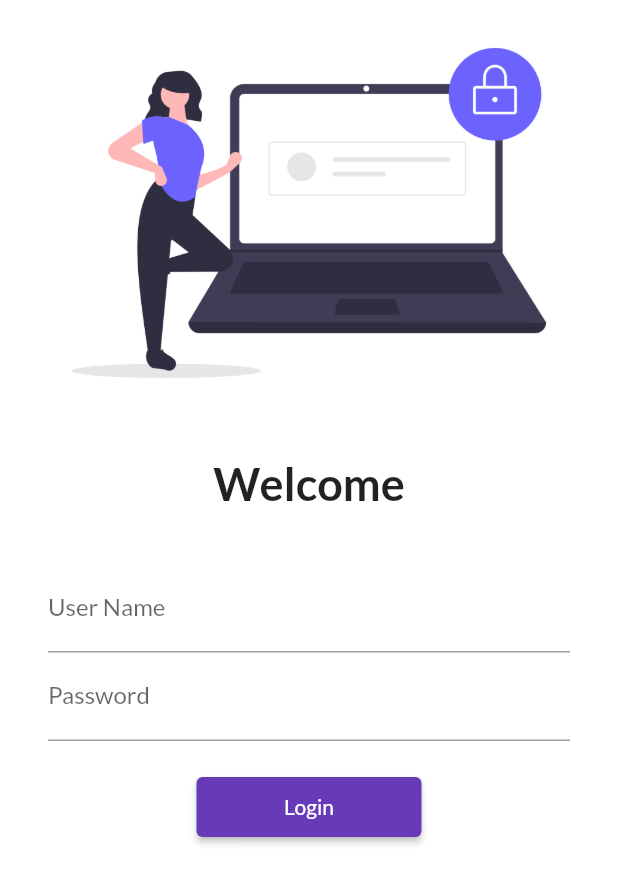
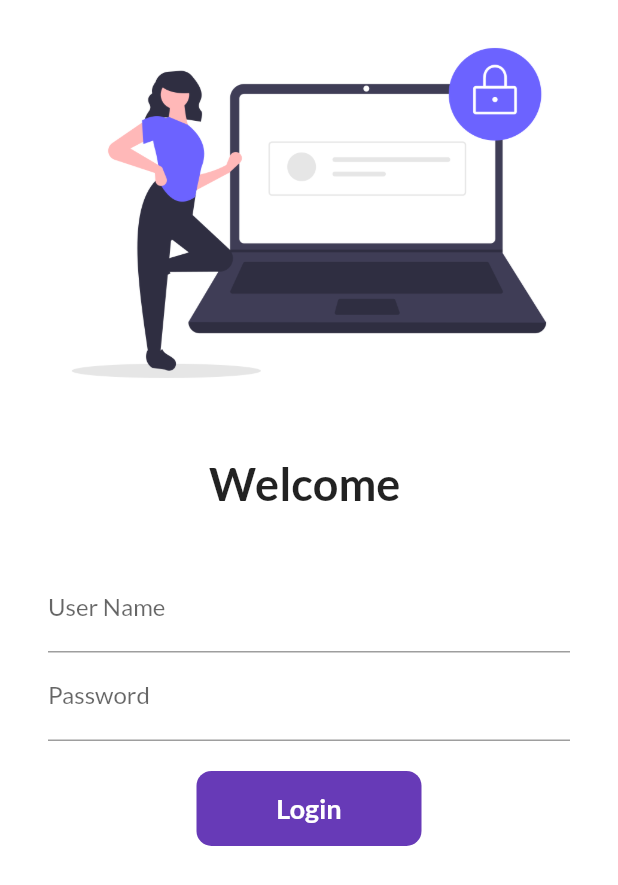
Before and after one commit to arjunbharara/E-commerce-website-using-flutter, a Flutter app: the screen it shows after launch, on a phone screen of 412 x 824 dp. Shown: the top 885 px of the screen. Run offline on Flutter 3.47's test engine with Material 2 defaults, Android fonts, the phone set to English and light mode, and no system bars; our stand-ins replace google_fonts.

Commit message:
day 6 completed

```diff
--- a/lib/Pages/login_page.dart
+++ b/lib/Pages/login_page.dart
@@ -3,9 +3,16 @@
 import 'package:flutter/material.dart';
 import 'package:learningdart/utils/routes.dart';
 
-class LoginPage extends StatelessWidget {
+class LoginPage extends StatefulWidget {
   const LoginPage({super.key});
 
+  @override
+  State<LoginPage> createState() => _LoginPageState();
+}
+
+class _LoginPageState extends State<LoginPage> {
+  String name = "";
+  bool changedbutton = false;
   @override
   Widget build(BuildContext context) {
     // ignore: prefer_const_constructors
@@ -25,7 +32,7 @@ class LoginPage extends StatelessWidget {
               ),
               // ignore: prefer_const_constructors
               Text(
-                "Welcome",
+                "Welcome $name",
                 style: TextStyle(
                   fontSize: 30,
                   fontWeight: FontWeight.bold,
@@ -43,6 +50,10 @@ class LoginPage extends StatelessWidget {
                     TextFormField(
                       decoration: InputDecoration(
                           hintText: "enter user name", labelText: "User Name"),
+                      onChanged: (value) {
+                        name = value;
+                        setState(() {});
+                      },
                     ),
                     // ignore: duplicate_ignore
                     TextFormField(
@@ -54,12 +65,42 @@ class LoginPage extends StatelessWidget {
                     SizedBox(
                       height: 20,
                     ),
-                    ElevatedButton(
-                      onPressed: () {
+                    // ElevatedButton(
+                    //   onPressed: () {
+                    //     Navigator.pushNamed(context, MyRoutes.homepage);
+                    //   },
+                    //   child: Text("Login"),
+                    //   style: TextButton.styleFrom(minimumSize: Size(150, 40)),
+                    // )
+                    InkWell(
+                      onTap: () async {
+                        setState(() {
+                          changedbutton = true;
+                        });
+                        await Future.delayed(Duration(seconds: 1));
                         Navigator.pushNamed(context, MyRoutes.homepage);
                       },
-                      child: Text("Login"),
-                      style: TextButton.styleFrom(minimumSize: Size(150, 40)),
+                      child: AnimatedContainer(
+                        duration: Duration(seconds: 1),
+                        height: 50,
+                        width: changedbutton ? 50 : 150,
+                        alignment: Alignment.center,
+                        decoration: BoxDecoration(
+                            // shape: changedbutton?BoxShape.circle:BoxShape.rectangle,
+                            color: Colors.deepPurple,
+                            borderRadius:
+                                BorderRadius.circular(changedbutton ? 50 : 10)),
+                        child: changedbutton
+                            ? Icon(
+                                Icons.done,
+                                color: Colors.white,
+                              )
+                            : Text("Login",
+                                style: TextStyle(
+                                    color: Colors.white,
+                                    fontWeight: FontWeight.bold,
+                                    fontSize: 18)),
+                      ),
                     )
                   ],
                 ),
```
